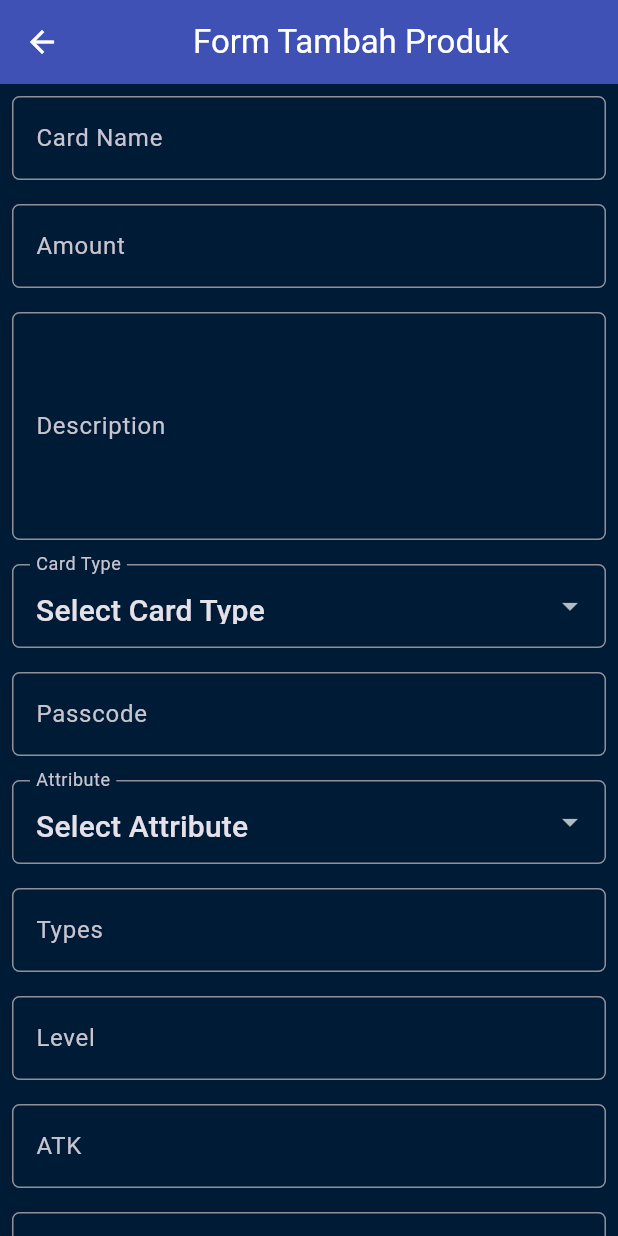
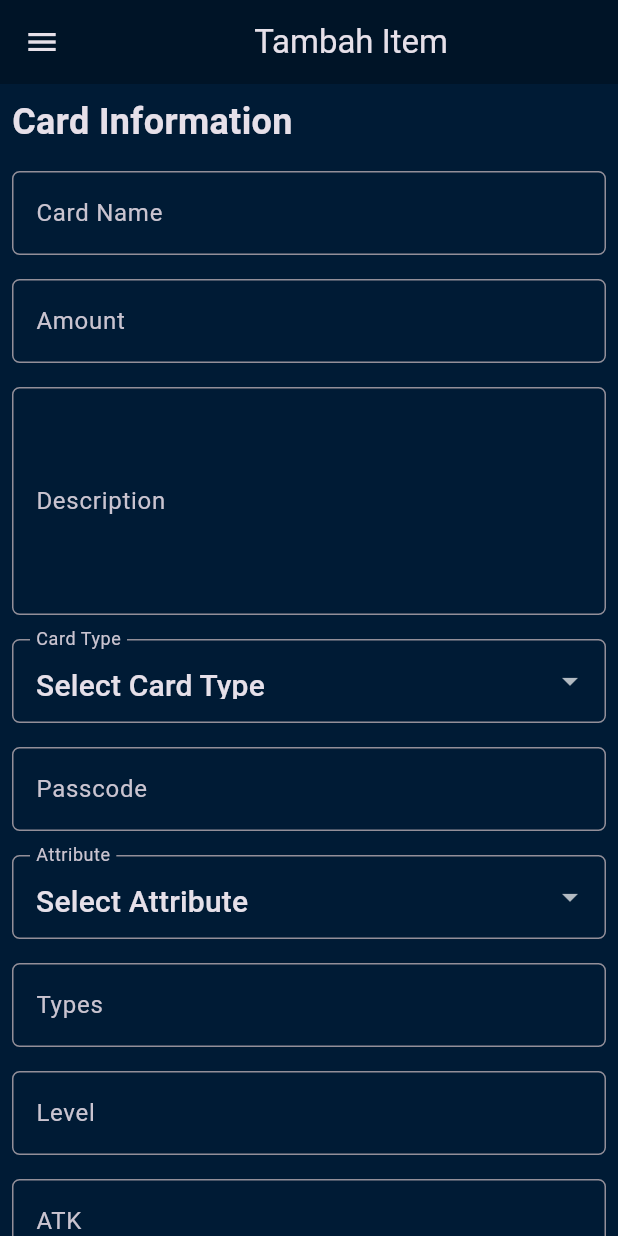
Before and after one commit to andhikapraa/yugioh-card-flutter, a Flutter app: the screen it shows after launch, after a tap on "Tambah Item", on a phone screen of 412 x 824 dp. Run offline on Flutter 3.47's test engine with Material 2 defaults, Android fonts, the phone set to English and light mode, and no system bars; our stand-ins replace image_picker.

Commit message:
Add left drawer

```diff
--- a/lib/main.dart
+++ b/lib/main.dart
@@ -19,6 +19,9 @@ class MyApp extends StatelessWidget {
         appBarTheme: const AppBarTheme(
           backgroundColor: Color(0xFF001427),
         ),
+        drawerTheme: const DrawerThemeData(
+          backgroundColor: Color(0xFF001B35),
+        ),
         snackBarTheme: const SnackBarThemeData(
           backgroundColor: Color(0xFF031633),
           contentTextStyle: TextStyle(color: Color(0xFF6EA8FE)),
--- a/lib/screens/add_item.dart
+++ b/lib/screens/add_item.dart
@@ -1,6 +1,7 @@
 import 'dart:io';
 import 'package:flutter/material.dart';
 import 'package:image_picker/image_picker.dart';
+import 'package:yugioh_card/widgets/left_drawer.dart';
 
 class Item {
   String name;
@@ -68,17 +69,26 @@ class _ItemFormPageState extends State<ItemFormPage> {
       appBar: AppBar(
         title: const Center(
           child: Text(
-            'Form Tambah Produk',
+            'Tambah Item',
           ),
         ),
-        backgroundColor: Colors.indigo,
-        foregroundColor: Colors.white,
       ),
+      drawer: const LeftDrawer(),
       body: Form(
         key: _formKey,
         child: SingleChildScrollView(
             child:
                 Column(crossAxisAlignment: CrossAxisAlignment.start, children: [
+          const Padding(
+            padding: EdgeInsets.all(8.0),
+            child: Text(
+              'Card Information',
+              style: TextStyle(
+                fontSize: 24,
+                fontWeight: FontWeight.bold,
+              ),
+            ),
+          ),
           Padding(
             padding: const EdgeInsets.all(8.0),
             child: TextFormField(
@@ -470,9 +480,15 @@ class _ItemFormPageState extends State<ItemFormPage> {
           Padding(
             padding: const EdgeInsets.all(8.0),
             child: Center(
-              child: SizedBox(
+              child: Container(
                 width: 300,
                 height: 440,
+                decoration: BoxDecoration(
+                  border: Border.all(
+                    color: Colors.white,
+                    width: 1,
+                  ),
+                ),
                 child: item.image ?? const Text('No image selected.'),
               ),
             ),
@@ -480,11 +496,15 @@ class _ItemFormPageState extends State<ItemFormPage> {
           Align(
             alignment: Alignment.bottomCenter,
             child: Padding(
-                padding: const EdgeInsets.all(8.0),
+              // Add padding to the bottom and top of the button
+              padding: const EdgeInsets.symmetric(vertical: 20.0),
+              child: SizedBox(
+                height: 60.0,
+                width: 300.0,
                 child: ElevatedButton(
                   style: ButtonStyle(
                     backgroundColor: MaterialStateProperty.all<Color>(
-                      Colors.indigo,
+                      Theme.of(context).primaryColor,
                     ),
                   ),
                   onPressed: () {
@@ -496,9 +516,12 @@ class _ItemFormPageState extends State<ItemFormPage> {
                     'Save',
                     style: TextStyle(
                       color: Colors.white,
+                      fontSize: 20.0, // Increase font size
                     ),
                   ),
-                )),
+                ),
+              ),
+            ),
           )
         ])),
       ),
--- a/lib/screens/menu.dart
+++ b/lib/screens/menu.dart
@@ -1,4 +1,5 @@
 import 'package:flutter/material.dart';
+import 'package:yugioh_card/widgets/left_drawer.dart';
 import 'package:yugioh_card/widgets/menu_item.dart';
 import 'package:yugioh_card/widgets/menu_card.dart';
 import 'package:yugioh_card/screens/add_item.dart';
@@ -22,7 +23,7 @@ class Menu extends StatelessWidget {
     ),
     MenuItem(
       title: 'Tambah Item',
-      icon: Icons.add,
+      icon: Icons.add_circle_outline,
       color: const Color(0xFF198754),
       onTap: (BuildContext context) {
         Navigator.push(
@@ -54,6 +55,7 @@ class Menu extends StatelessWidget {
           'Yu-Gi-Oh! Card Collection',
         ),
       ),
+      drawer: const LeftDrawer(),
       body: SingleChildScrollView(
         child: Padding(
           padding: const EdgeInsets.all(10.0),
--- /dev/null
+++ b/lib/widgets/left_drawer.dart
@@ -0,0 +1,78 @@
+import 'package:flutter/material.dart';
+import 'package:yugioh_card/screens/menu.dart';
+import 'package:yugioh_card/screens/add_item.dart';
+
+class LeftDrawer extends StatelessWidget {
+  const LeftDrawer({Key? key}) : super(key: key);
+
+  @override
+  Widget build(BuildContext context) {
+    return Drawer(
+        child: ListView(
+      children: [
+        const DrawerHeader(
+            decoration: BoxDecoration(
+              color: Color(0xFF001427),
+            ),
+            child: Row(
+              children: [
+                CircleAvatar(
+                  backgroundImage: AssetImage('images/logo.png'),
+                  radius: 40,
+                ),
+                SizedBox(
+                  width: 20,
+                ),
+                // App Name and Version
+                Column(
+                  mainAxisAlignment: MainAxisAlignment.center,
+                  crossAxisAlignment: CrossAxisAlignment.start,
+                  children: [
+                    Text(
+                      'Yu-Gi-Oh!',
+                      style: TextStyle(
+                        fontSize: 24,
+                        fontWeight: FontWeight.bold,
+                        color: Colors.white,
+                      ),
+                    ),
+                    Text(
+                      'Card Collection',
+                      style: TextStyle(
+                        fontSize: 16,
+                        fontWeight: FontWeight.bold,
+                        color: Colors.white,
+                      ),
+                    ),
+                  ],
+                ),
+              ],
+            )),
+        Column(
+          children: [
+            ListTile(
+              leading: const Icon(Icons.home_outlined),
+              title: const Text('Halaman Utama'),
+              onTap: () {
+                Navigator.push(
+                  context,
+                  MaterialPageRoute(builder: (context) => Menu()),
+                );
+              },
+            ),
+            ListTile(
+              leading: const Icon(Icons.add_circle_outline),
+              title: const Text('Tambah Item'),
+              onTap: () {
+                Navigator.push(
+                  context,
+                  MaterialPageRoute(builder: (context) => const ItemFormPage()),
+                );
+              },
+            ),
+          ],
+        ),
+      ],
+    ));
+  }
+}
```
Also changed, not shown: assets/images/logo.png (added), 1 other file.
